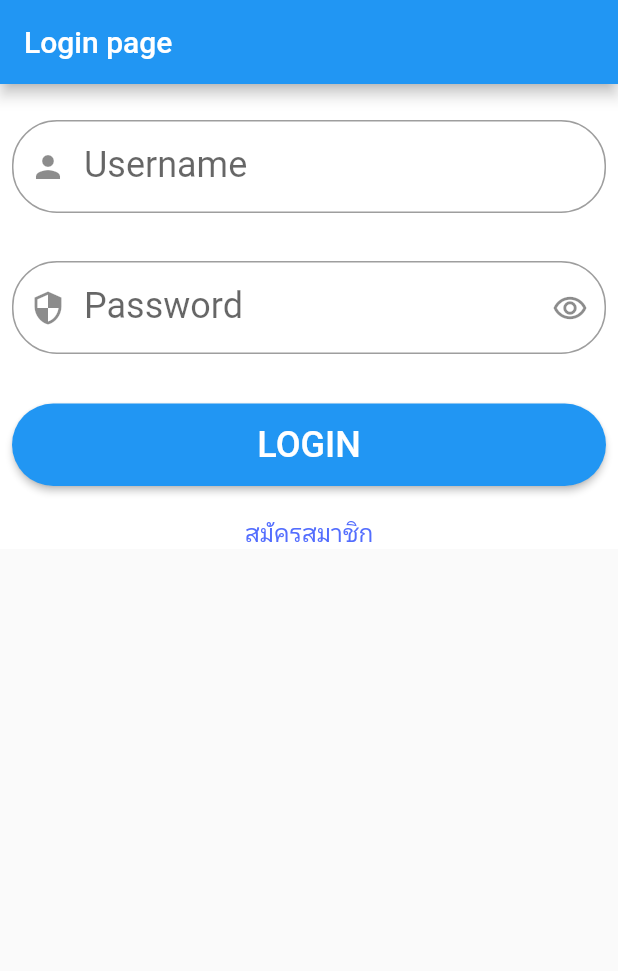
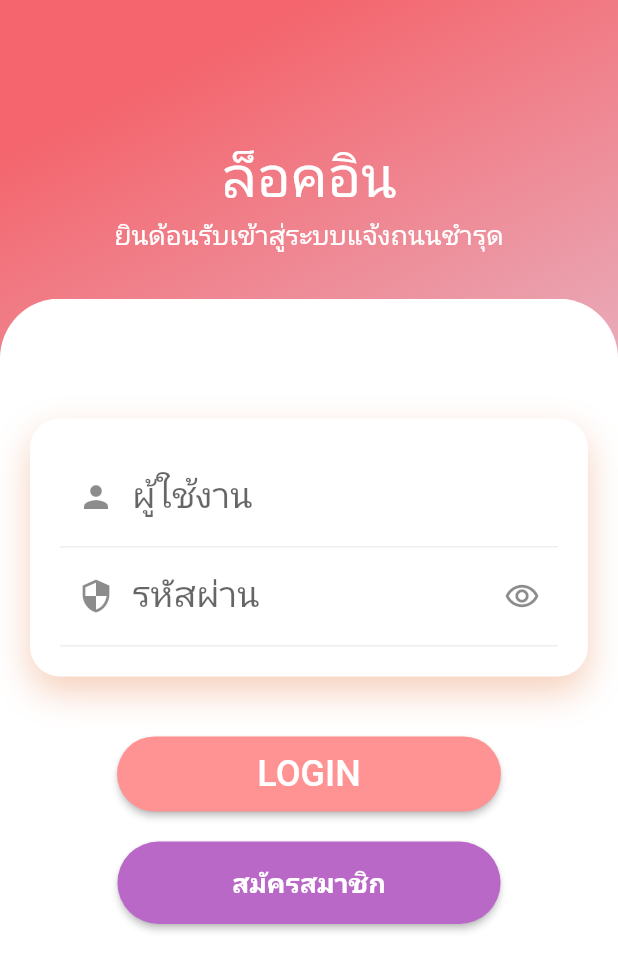
Before and after one commit to Yutthana1/ProjectAppRoad64-main, a Flutter app: the screen it shows after launch, on a phone screen of 412 x 824 dp. Shown: the top 971 px of the screen. Run offline on Flutter 3.47's test engine with Material 2 defaults, Android fonts, the light colour scheme and no system bars; our stand-ins replace dio, google_maps_flutter, hexcolor, image_picker, location, shared_preferences; Roboto replaces fonts that are missing (kanit).

Commit message:
Update หน้าล็อคอินใหม่

```diff
--- a/lib/Login.dart
+++ b/lib/Login.dart
@@ -5,6 +5,7 @@ import 'package:approad_project64/Register.dart';
 import 'package:approad_project64/main_User.dart';
 import 'package:flutter/cupertino.dart';
 import 'package:flutter/material.dart';
+import 'package:hexcolor/hexcolor.dart';
 import 'package:http/http.dart' as http;
 
 //import 'package:localstorage/localstorage.dart';
@@ -48,10 +49,114 @@ class _loginState extends State<login> {
   @override
   Widget build(BuildContext context) {
     return Scaffold(
-      appBar: AppBar(
-        title: Text('Login page'),
+      /* appBar: AppBar(
+        title: Text('ล็อคอิน'),
+      ),*/
+      body: Container(
+        width: double.infinity,
+        decoration: BoxDecoration(
+          gradient: LinearGradient(begin: Alignment.topCenter, colors: [
+            HexColor('#F4656D'),
+            HexColor('#E4CEE0'),
+
+            /* Colors.purple[600],
+            Colors.purple[500],
+            Colors.purple[300],*/
+          ]),
         ),
-      body: SingleChildScrollView(
+        child: Column(
+          crossAxisAlignment: CrossAxisAlignment.center,
+          children: [
+            SizedBox(height: 80),
+            Padding(
+              padding: EdgeInsets.all(10),
+              child: Column(
+                children: [
+                  Text(
+                    'ล็อคอิน',
+                    style: TextStyle(fontSize: 38, color: Colors.white),
+                  ),
+                  SizedBox(height: 2),
+                  Text(
+                    'ยินด้อนรับเข้าสู่ระบบแจ้งถนนชำรุด',
+                    style: TextStyle(color: Colors.white, fontSize: 18),
+                  ),
+                ],
+              ),
+            ),
+            SizedBox(
+              height: 20,
+            ),
+            Expanded(
+              child: SingleChildScrollView(
+                child: Container(
+                  height: MediaQuery.of(context).size.height * 0.8,
+                  decoration: BoxDecoration(
+                      color: Colors.white,
+                      borderRadius: BorderRadius.only(
+                          topLeft: Radius.circular(40.0),
+                          topRight: Radius.circular(40.0))),
+                  child: Padding(
+                    padding: EdgeInsets.all(20),
+                    child: Column(
+                      children: [
+                        SizedBox(height: 60),
+                        Container(
+                          padding: EdgeInsets.all(20),
+                          decoration: BoxDecoration(
+                            color: Colors.white,
+                            borderRadius: BorderRadius.circular(20),
+                            boxShadow: [
+                              BoxShadow(
+                                blurRadius: 20, //ขนาดของเงา
+                                offset: Offset(0, 10), //ตำแหน่งแสงและเงา
+                                color: Color.fromRGBO(225, 95, 27, 0.3),
+                              )
+                            ],
+                          ),
+                          child: Column(
+                            children: [
+                              Container(
+                                decoration: BoxDecoration(
+                                    border: Border(
+                                        bottom: BorderSide(
+                                            color: Colors.grey[200]))),
+                                child: userTextField('ผู้ใช้งาน'),
+                              ),
+                              Container(
+                                decoration: BoxDecoration(
+                                    border: Border(
+                                        bottom: BorderSide(
+                                            color: Colors.grey[200]))),
+                                child: passWordTextField('รหัสผ่าน'),
+                              ),
+                            ],
+                          ),
+                        ),
+                        SizedBox(height: 40),
+                        Container(
+                          height: 50,
+                          margin: EdgeInsets.symmetric(horizontal: 50),
+
+                          /*decoration: BoxDecoration(
+                              borderRadius: BorderRadius.circular(50),
+                              color: Colors.blue[400]),*/
+                          child: loginButton(),
+                        ),
+                        SizedBox(height: 20),
+                        Container(
+                          child: registerButton('สมัครสมาชิก'),
+                        ),
+                      ],
+                    ),
+                  ),
+                ),
+              ),
+            ),
+          ],
+        ),
+      ),
+      /*body: SingleChildScrollView(
         child: Container(
           child: Column(
             mainAxisAlignment: MainAxisAlignment.center,
@@ -68,7 +173,7 @@ class _loginState extends State<login> {
           ),
           color: Colors.white,
         ),
-      ),
+      ),*/
     );
   }
 
@@ -82,7 +187,7 @@ class _loginState extends State<login> {
               child: SizedBox(
             height: 55.0,
             child: RaisedButton(
-              color: Colors.blue,
+              color: HexColor("#FF9292"),
               shape: RoundedRectangleBorder(
                 borderRadius: BorderRadius.circular(30.0),
               ),
@@ -153,18 +258,18 @@ class _loginState extends State<login> {
 
           } else {
             print('Invalid Token length==3!!!');
-            errorAlert('Error!!!','Invalid Token length==3!!!');
+            errorAlert('Error!!!', 'Invalid Token length==3!!!');
           }
         } else {
           print('ไม่มี token มาด้วย!!');
-          errorAlert('Error!!!','ไม่มี token มาด้วย!!');
+          errorAlert('Error!!!', 'ไม่มี token มาด้วย!!');
         }
       } else {
         print('ไม่พบข้อมูล user!!');
-        errorAlert('Error!!!','ไม่พบข้อมูล user!!');
+        errorAlert('Error!!!', 'ไม่พบข้อมูล user!!');
       }
     } catch (e) {
-      errorAlert('Error!!!','ไม่สามารถเข้าสู่ระบบได้ กรูณาลองใหม่อีกครั้ง');
+      errorAlert('Error!!!', 'ไม่สามารถเข้าสู่ระบบได้ กรูณาลองใหม่อีกครั้ง');
       print('Error !! $e');
     }
   }
@@ -183,6 +288,21 @@ class _loginState extends State<login> {
     //Navigator.push(context, route); //ไปหน้าใหม่แบบ push ลง stack ซ้อนทับกันไปเรื่อยๆ
     Navigator.pushAndRemoveUntil(context, route,
         (route) => false); //ไปหน้าใหม่ โดย ลบหน้าเก่าที่อยู่บน stack ออกให้หมด
+  }
+
+  Widget registerButton(String str) {
+    return Container(
+      height: 55.0,
+      width: MediaQuery.of(context).size.width*0.62,
+      child: RaisedButton(
+        color: Colors.purple[300],
+        shape: RoundedRectangleBorder(
+          borderRadius: BorderRadius.circular(30.0),
+        ),
+        child: Text(str,style: TextStyle(color: Colors.white,fontSize: 18,fontWeight: FontWeight.bold),),
+        onPressed: (){},
+      ),
+    );
   }
 
   Widget registerTextField(String text) {
@@ -205,31 +325,32 @@ class _loginState extends State<login> {
     );
   }
 
-  Widget userTextField(String txtLabel, String hintTxt) {
+  Widget userTextField(String txtLabel /*, String hintTxt*/) {
     return Padding(
-      padding: const EdgeInsets.all(8.0),
+      padding: EdgeInsets.all(0),
       child: TextField(
         controller: _userController, //ผูก ยูเซอร์
         keyboardType: TextInputType.name,
         decoration: InputDecoration(
             errorText: (_errorUser != '') ? _errorUser : null,
             prefixIcon: Icon(Icons.person),
-          hintText: hintTxt,
+            //hintText: hintTxt,
             labelText: txtLabel,
             labelStyle: TextStyle(
               fontSize: 24,
             ),
-          border: OutlineInputBorder(
+            border: InputBorder.none
+            /*border: OutlineInputBorder(
             borderRadius: BorderRadius.circular(30.0), //กำหนดให้ textfild โค้ง
-          ),
+          ),*/
             ),
       ),
     );
   }
 
-  Widget passWordTextField(String txtLabel, String hintTxt) {
+  Widget passWordTextField(String txtLabel /*, String hintTxt*/) {
     return Padding(
-      padding: const EdgeInsets.all(8.0),
+      padding: EdgeInsets.all(0),
       child: TextField(
         //axLength: 20,
         controller: _passwordController, //ผูก พาสเวิร์ด
@@ -243,30 +364,35 @@ class _loginState extends State<login> {
                   : Icons.remove_red_eye), //เปลี่ยน icon ซ่อน password
               onPressed: () {
                 setState(() {
-                _secureText = !_secureText; //เปลี่ยนให้เป็นรูปตา แสดง พาสเวิร์ด
+                  _secureText =
+                      !_secureText; //เปลี่ยนให้เป็นรูปตา แสดง พาสเวิร์ด
                 });
               },
             ),
             prefixIcon: Icon(
               Icons.security,
             ),
-          hintText: hintTxt,
+            //hintText: hintTxt,
             labelText: txtLabel,
             labelStyle: TextStyle(fontSize: 24),
-          border: OutlineInputBorder(
+            border: InputBorder.none
+            /* border: OutlineInputBorder(
             borderRadius: BorderRadius.circular(30.0), //กำหนดให้ textfild โค้ง
-          ),
+          ),*/
             ),
       ),
     );
   }
 
-  void errorAlert(String title,String content) {
+  void errorAlert(String title, String content) {
     showDialog(
       context: context,
       builder: (BuildContext context) {
         return AlertDialog(
-          title: Text('$title',style: TextStyle(fontSize: 24 ,color: Colors.red),),
+          title: Text(
+            '$title',
+            style: TextStyle(fontSize: 24, color: Colors.red),
+          ),
           content: Text('$content'),
           actions: [
             FlatButton(
```
Also changed, not shown: pubspec.lock. Lines whose indentation alone changed are shown as unchanged.
